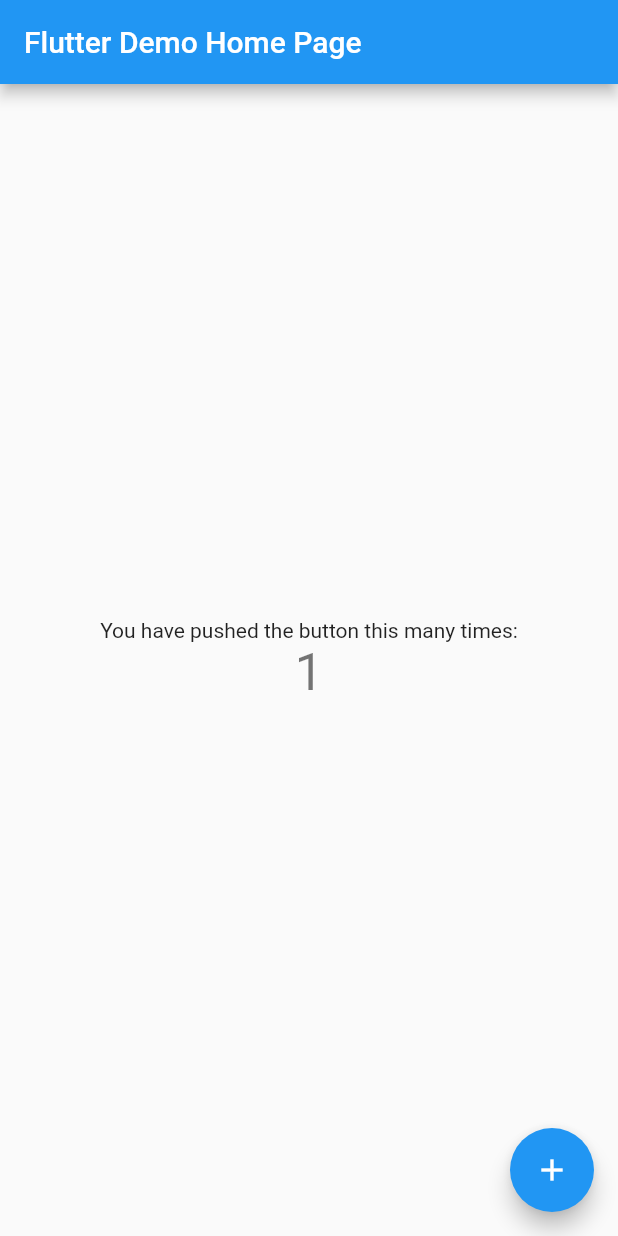
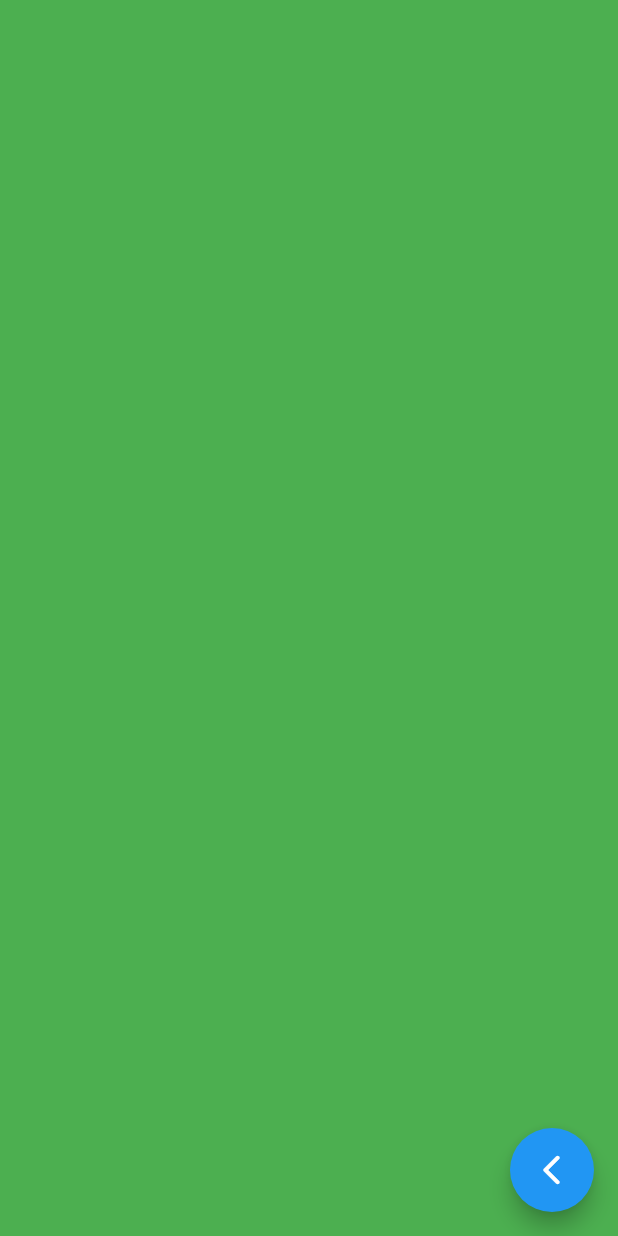
Before and after one commit to IlyaMax/flutter_playground, a Flutter app: the screen it shows after launch, after a tap on the "add" icon, on a phone screen of 412 x 824 dp. Run offline on Flutter 3.47's test engine with Material 2 defaults, Android fonts, the phone set to English and light mode, and no system bars; our stand-ins replace beamer.

Commit message:
minimal example

```diff
--- a/lib/main.dart
+++ b/lib/main.dart
@@ -1,20 +1,50 @@
+import 'package:beamer/beamer.dart';
 import 'package:flutter/material.dart';
 
 void main() {
-  runApp(const MyApp());
+  runApp(MyApp());
 }
 
 class MyApp extends StatelessWidget {
-  const MyApp({super.key});
+  final BeamerDelegate _routerDelegate;
+
+  MyApp({super.key})
+      : _routerDelegate = BeamerDelegate(
+          initialPath: '/',
+          locationBuilder: RoutesLocationBuilder(routes: {
+            '/': (p0, p1, p2) {
+              return const MyHomePage(title: 'Flutter Demo Home Page');
+            },
+            '/second': (p0, p1, p2) {
+              return const _SecondScreen();
+            }
+          }),
+        );
 
   @override
   Widget build(BuildContext context) {
-    return MaterialApp(
+    return MaterialApp.router(
       title: 'Flutter Demo',
+      routerDelegate: _routerDelegate,
+      routeInformationParser: BeamerParser(),
       theme: ThemeData(
         primarySwatch: Colors.blue,
       ),
-      home: const MyHomePage(title: 'Flutter Demo Home Page'),
+    );
+  }
+}
+
+class _SecondScreen extends StatelessWidget {
+  const _SecondScreen({super.key});
+
+  @override
+  Widget build(BuildContext context) {
+    return Scaffold(
+      backgroundColor: Colors.green,
+      floatingActionButton: FloatingActionButton(
+        onPressed: () => Navigator.of(context).pop(),
+        child: const Icon(Icons.arrow_back_ios_rounded),
+      ),
     );
   }
 }
@@ -29,12 +59,8 @@ class MyHomePage extends StatefulWidget {
 }
 
 class _MyHomePageState extends State<MyHomePage> {
-  int _counter = 0;
-
-  void _incrementCounter() {
-    setState(() {
-      _counter++;
-    });
+  void _pushScreen() {
+    Beamer.of(context).beamToNamed('/second');
   }
 
   @override
@@ -43,23 +69,18 @@ class _MyHomePageState extends State<MyHomePage> {
       appBar: AppBar(
         title: Text(widget.title),
       ),
-      body: Center(
-        child: Column(
-          mainAxisAlignment: MainAxisAlignment.center,
-          children: <Widget>[
-            const Text(
-              'You have pushed the button this many times:',
-            ),
-            Text(
-              '$_counter',
-              style: Theme.of(context).textTheme.headline4,
-            ),
-          ],
-        ),
+      body: ListView(
+        keyboardDismissBehavior: ScrollViewKeyboardDismissBehavior.onDrag,
+        children: <Widget>[
+          TextFormField(),
+          TextFormField(),
+          TextFormField(),
+          TextFormField(),
+          TextFormField(),
+        ],
       ),
       floatingActionButton: FloatingActionButton(
-        onPressed: _incrementCounter,
-        tooltip: 'Increment',
+        onPressed: _pushScreen,
         child: const Icon(Icons.add),
       ),
     );
--- a/pubspec.yaml
+++ b/pubspec.yaml
@@ -36,6 +36,7 @@ dependencies:
   # The following adds the Cupertino Icons font to your application.
   # Use with the CupertinoIcons class for iOS style icons.
   cupertino_icons: ^1.0.2
+  beamer: ^1.5.3
 
 dev_dependencies:
   flutter_test:
```
Also changed, not shown: pubspec.lock.
